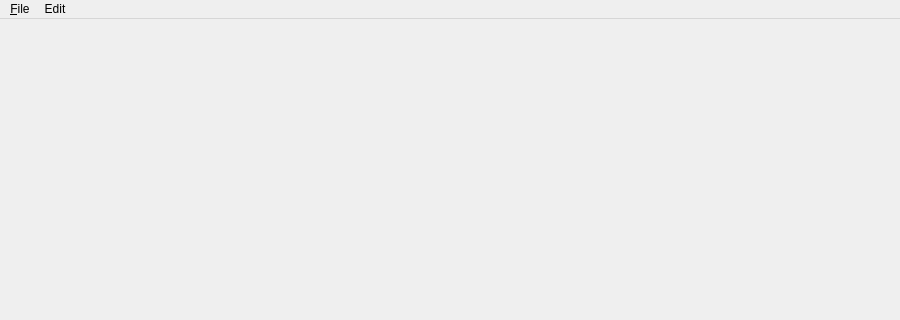
Qt form ui/mainwindow.ui (Finnventor/plopy) before a commit; both pictures show x 0 to 900 and y 0 to 320 of the 900 by 700 pixel window.
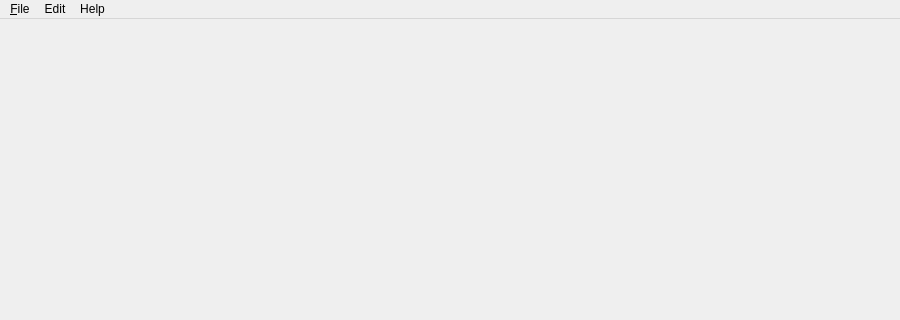
The same form after that commit. Icons and pictures are not drawn.

```diff
--- a/ui/mainwindow.ui
+++ b/ui/mainwindow.ui
@@ -46,14 +46,14 @@
      <height>21</height>
     </rect>
    </property>
-   <widget class="QMenu" name="menuFile">
+   <widget class="QMenu" name="menu_file">
     <property name="title">
      <string>&amp;File</string>
     </property>
     <addaction name="actionOpen_Data_File"/>
     <addaction name="actionSave_Plot"/>
    </widget>
-   <widget class="QMenu" name="menuEdit">
+   <widget class="QMenu" name="menu_edit">
     <property name="title">
      <string>Edit</string>
     </property>
@@ -65,8 +65,20 @@
     </widget>
     <addaction name="menuPlot_Options"/>
    </widget>
-   <addaction name="menuFile"/>
-   <addaction name="menuEdit"/>
+   <widget class="QMenu" name="menu_help">
+    <property name="title">
+     <string>Help</string>
+    </property>
+    <property name="toolTipsVisible">
+     <bool>true</bool>
+    </property>
+    <addaction name="action_whatsthis"/>
+    <addaction name="action_website"/>
+    <addaction name="action_docs"/>
+   </widget>
+   <addaction name="menu_file"/>
+   <addaction name="menu_edit"/>
+   <addaction name="menu_help"/>
   </widget>
   <action name="actionOpen_Data_File">
    <property name="text">
```
Left out of the diff: 146 changed lines with no effect on the pictures.
